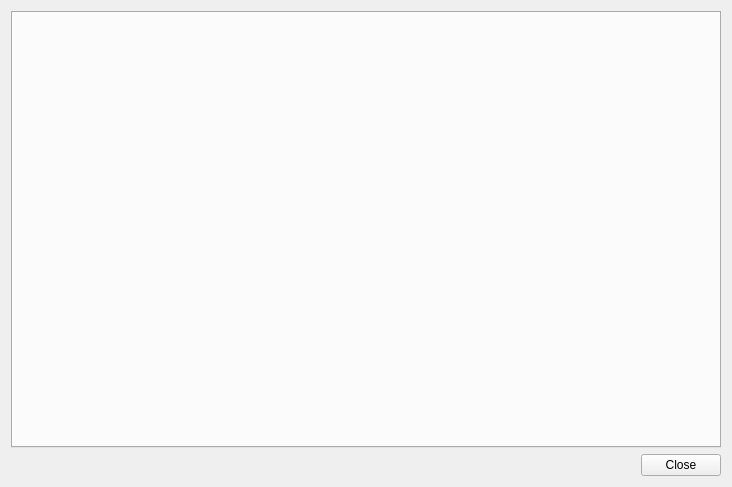
First picture: the form in ui/ui_scores.ui, repository Artelia/Mascaret, before the edit.
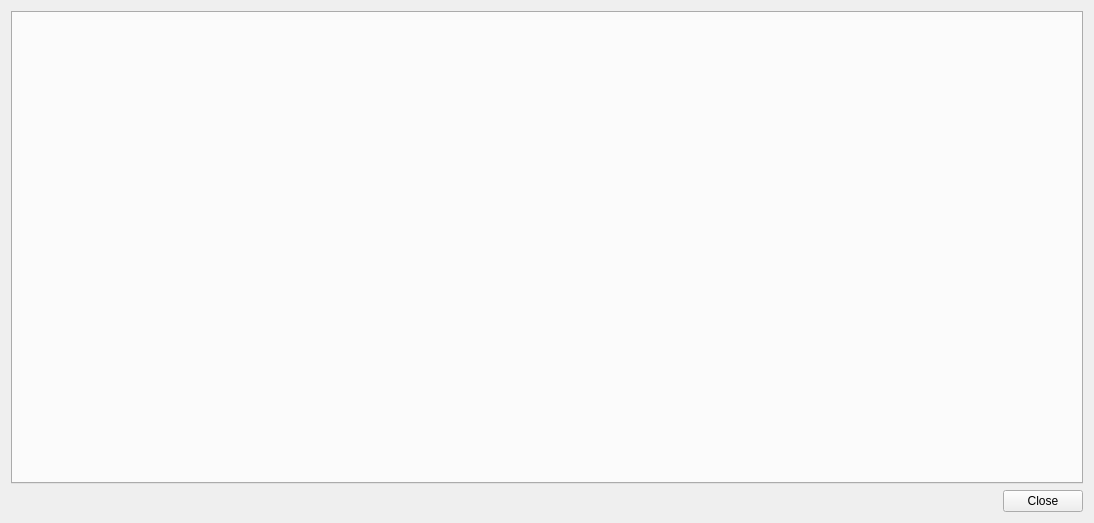
Second picture: the form after the edit.

Diff of the .ui file:
```diff
--- a/ui/ui_scores.ui
+++ b/ui/ui_scores.ui
@@ -6,8 +6,8 @@
    <rect>
     <x>0</x>
     <y>0</y>
-    <width>732</width>
-    <height>487</height>
+    <width>1094</width>
+    <height>523</height>
    </rect>
   </property>
   <property name="windowTitle">
```
